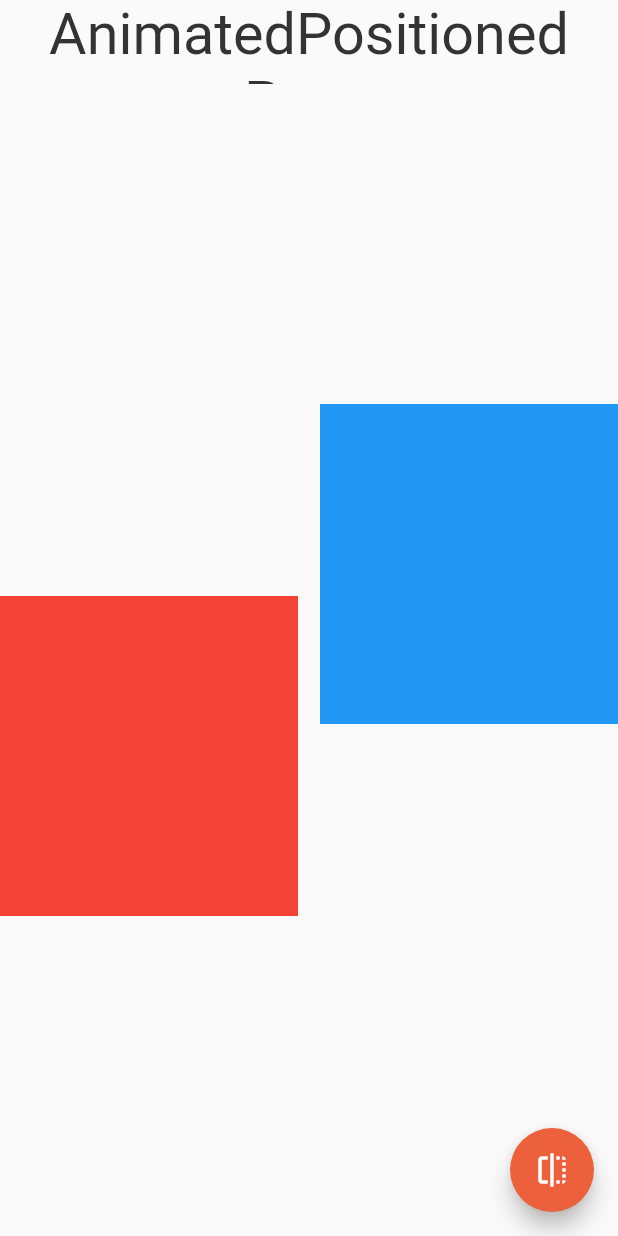
After one commit to shouzhong/demo1, a Flutter app: the AnimatedPositionedPage screen opened directly, on a phone screen of 412 x 824 dp. The commit adds this screen. Run offline on Flutter 3.47's test engine with Material 2 defaults, Android fonts, the phone set to English and light mode, and no system bars; our stand-ins replace cached_network_image, dio, flutter_easyrefresh, fluttertoast.

Commit message:
2020-06-24

```diff
--- /dev/null
+++ b/lib/animated_positioned_page.dart
@@ -0,0 +1,54 @@
+import 'package:demo1/my_app_bar.dart';
+import 'package:flutter/material.dart';
+
+import 'utils.dart';
+
+class AnimatedPositionedPage extends StatefulWidget {
+  @override
+  State<StatefulWidget> createState() {
+    return _AnimatedPositionedPageState();
+  }
+}
+
+class _AnimatedPositionedPageState extends State<AnimatedPositionedPage> {
+  bool b = false;
+
+  @override
+  Widget build(BuildContext context) {
+    return Scaffold(
+      appBar: MyAppBar(title: "AnimatedPositioned Page",),
+      floatingActionButton: FloatingActionButton(
+        child: Icon(Icons.flip),
+        onPressed: () {
+          setState(() {
+            b = !b;
+          });
+        },
+      ),
+      body: Stack(
+        children: [
+          AnimatedPositioned(
+            left: b ? 350.mpx : 200.mpx,
+            top: b ? 350.mpx : 200.mpx,
+            duration: Duration(milliseconds: 2000),
+            child: Container(
+              width: 200.mpx,
+              height: 200.mpx,
+              color: Colors.blue,
+            ),
+          ),
+          AnimatedPositioned(
+            right: b ? 350.mpx : 200.mpx,
+            bottom: b ? 350.mpx : 200.mpx,
+            duration: Duration(milliseconds: 2000),
+            child: Container(
+              width: 200.mpx,
+              height: 200.mpx,
+              color: Colors.red,
+            ),
+          ),
+        ],
+      ),
+    );
+  }
+}
```
Also changed, not shown: lib/animated_default_text_style_page.dart (added, +38 -0 lines), lib/animated_list_page.dart (added, +56 -0 lines), lib/animated_modal_barrier_page.dart (added, +44 -0 lines), lib/animated_opacity_page.dart (added, +42 -0 lines), lib/animated_physical_model_page.dart (added, +45 -0 lines), lib/animated_size_page.dart (added, +42 -0 lines), lib/animated_widget_page.dart (added, +58 -0 lines), lib/route_page.dart (+24 -0 lines).
